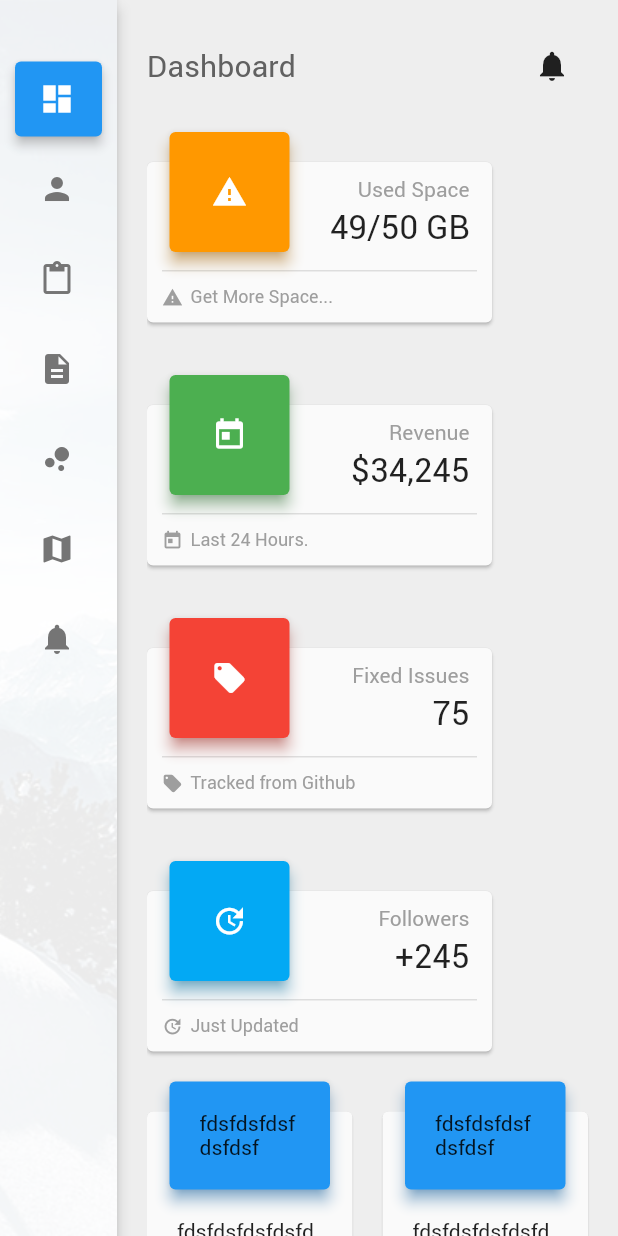
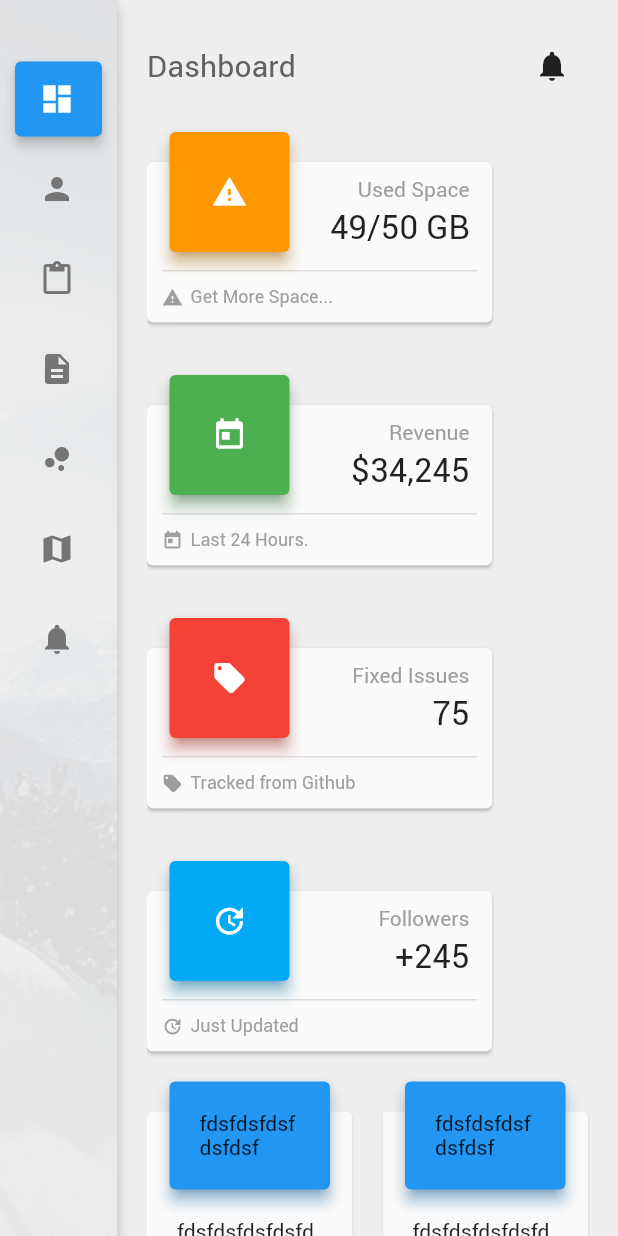
Before and after one commit to RafaelBarbosatec/CanaryAdminFlutter, a Flutter app: the screen it shows after launch, on a phone screen of 412 x 824 dp. Run offline on Flutter 3.47's test engine with Material 2 defaults, Android fonts, the phone set to English and light mode, and no system bars.

Commit message:
ajustes tema

```diff
--- a/lib/components/sidebar/MenuHome.dart
+++ b/lib/components/sidebar/MenuHome.dart
@@ -37,7 +37,6 @@ class _MenuHomeState extends State<MenuHome> {
       padding: EdgeInsets.only(right: Dimens.margin_default),
       width: smallerMode ? WIDTH_SMALLER : WIDTH_NORMAL,
       child: Material(
-        color: Colors.white,
         elevation: ELEVATION_SIDBAR,
         shadowColor: Colors.black,
         child: Stack(
@@ -53,7 +52,7 @@ class _MenuHomeState extends State<MenuHome> {
               ),
             ),
             Container(
-              color: Colors.white.withAlpha(235),
+              color: Theme.of(context).backgroundColor.withAlpha(235),
               padding: EdgeInsets.all(10.0),
               child: ListView(
                 padding: EdgeInsets.all(0.0),
--- a/lib/theme/AppTheme.dart
+++ b/lib/theme/AppTheme.dart
@@ -9,6 +9,7 @@ ThemeData appThemeMain = ThemeData(
     splashColor: Colors.blue.withAlpha(50),
     hoverColor: Colors.grey.withAlpha(30),
     textTheme: textThemeMain,
+    brightness: Brightness.light,
     unselectedWidgetColor: Colors.grey[600]
 );
 
```
